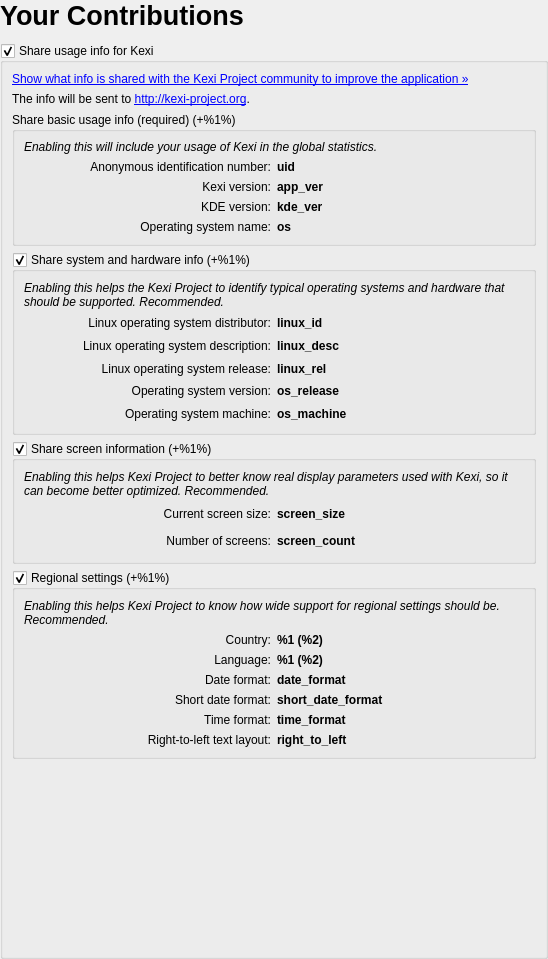
The window that kexi/main/status/contribution_details.ui (KDE/calligra) describes before a commit, drawn with Qt 5.
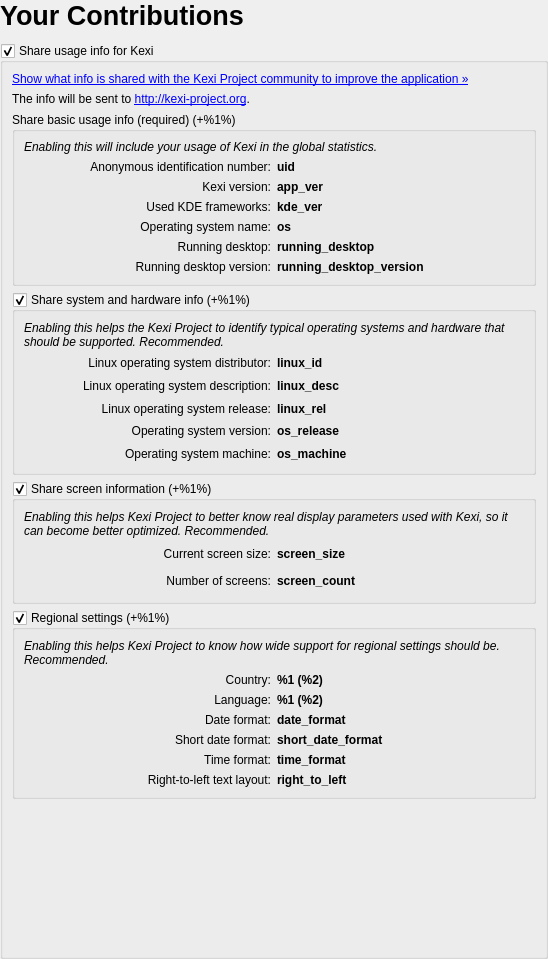
The same window after the commit.

Commit message:
Add running desktop name and version to the feedback agent
(recognizes Plasma 4 and 5 but not detailed version
and not other desktops - TODO)

REVIEW:119962

The edit to the form file:
```diff
--- a/kexi/main/status/contribution_details.ui
+++ b/kexi/main/status/contribution_details.ui
@@ -160,7 +160,7 @@
          <item row="3" column="0">
           <widget class="QLabel" name="label_3">
            <property name="text">
-            <string>KDE version:</string>
+            <string>Used KDE frameworks:</string>
            </property>
            <property name="alignment">
             <set>Qt::AlignRight|Qt::AlignTrailing|Qt::AlignVCenter</set>
@@ -221,6 +221,70 @@
            </property>
           </widget>
          </item>
+         <item row="5" column="0">
+          <widget class="QLabel" name="label_6">
+           <property name="text">
+            <string>Running desktop:</string>
+           </property>
+           <property name="alignment">
+            <set>Qt::AlignRight|Qt::AlignTrailing|Qt::AlignVCenter</set>
+           </property>
+           <property name="wordWrap">
+            <bool>true</bool>
+           </property>
+           <property name="textInteractionFlags">
+            <set>Qt::LinksAccessibleByMouse|Qt::TextSelectableByMouse</set>
+           </property>
+          </widget>
+         </item>
+         <item row="5" column="1">
+          <widget class="QLabel" name="value_running_desktop">
+           <property name="font">
+            <font>
+             <weight>75</weight>
+             <bold>true</bold>
+            </font>
+           </property>
+           <property name="text">
+            <string notr="true">running_desktop</string>
+           </property>
+           <property name="textInteractionFlags">
+            <set>Qt::LinksAccessibleByMouse|Qt::TextSelectableByMouse</set>
+           </property>
+          </widget>
+         </item>
+         <item row="6" column="0">
+          <widget class="QLabel" name="label_6">
+           <property name="text">
+            <string>Running desktop version:</string>
+           </property>
+           <property name="alignment">
+            <set>Qt::AlignRight|Qt::AlignTrailing|Qt::AlignVCenter</set>
+           </property>
+           <property name="wordWrap">
+            <bool>true</bool>
+           </property>
+           <property name="textInteractionFlags">
+            <set>Qt::LinksAccessibleByMouse|Qt::TextSelectableByMouse</set>
+           </property>
+          </widget>
+         </item>
+         <item row="6" column="1">
+          <widget class="QLabel" name="value_running_desktop_version">
+           <property name="font">
+            <font>
+             <weight>75</weight>
+             <bold>true</bold>
+            </font>
+           </property>
+           <property name="text">
+            <string notr="true">running_desktop_version</string>
+           </property>
+           <property name="textInteractionFlags">
+            <set>Qt::LinksAccessibleByMouse|Qt::TextSelectableByMouse</set>
+           </property>
+          </widget>
+         </item>
          <item row="0" column="0" colspan="2">
           <widget class="QLabel" name="desc_id">
            <property name="font">
```
The commit also changes 1 other file.
